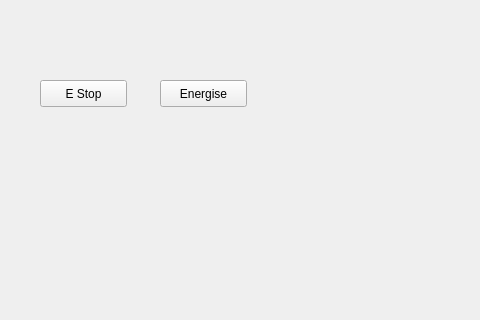
This is emc/src/emc.ui in jethornton/EMC6 as Qt 5 draws it before an edit; both pictures show x 0 to 480 and y 0 to 320 of the 800 by 600 pixel window. The edited form follows.
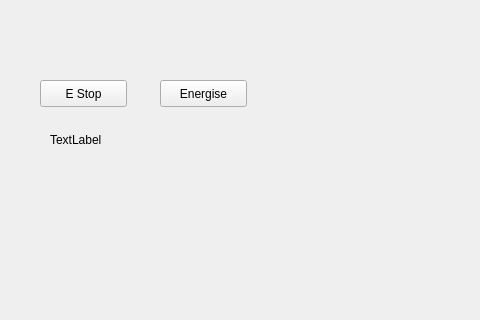
This is the edited form.

```diff
--- a/emc/src/emc.ui
+++ b/emc/src/emc.ui
@@ -40,6 +40,19 @@
      <string>Energise</string>
     </property>
    </widget>
+   <widget class="QLabel" name="estop_status_lb">
+    <property name="geometry">
+     <rect>
+      <x>50</x>
+      <y>130</y>
+      <width>66</width>
+      <height>19</height>
+     </rect>
+    </property>
+    <property name="text">
+     <string>TextLabel</string>
+    </property>
+   </widget>
   </widget>
   <widget class="QMenuBar" name="menubar">
    <property name="geometry">
```
